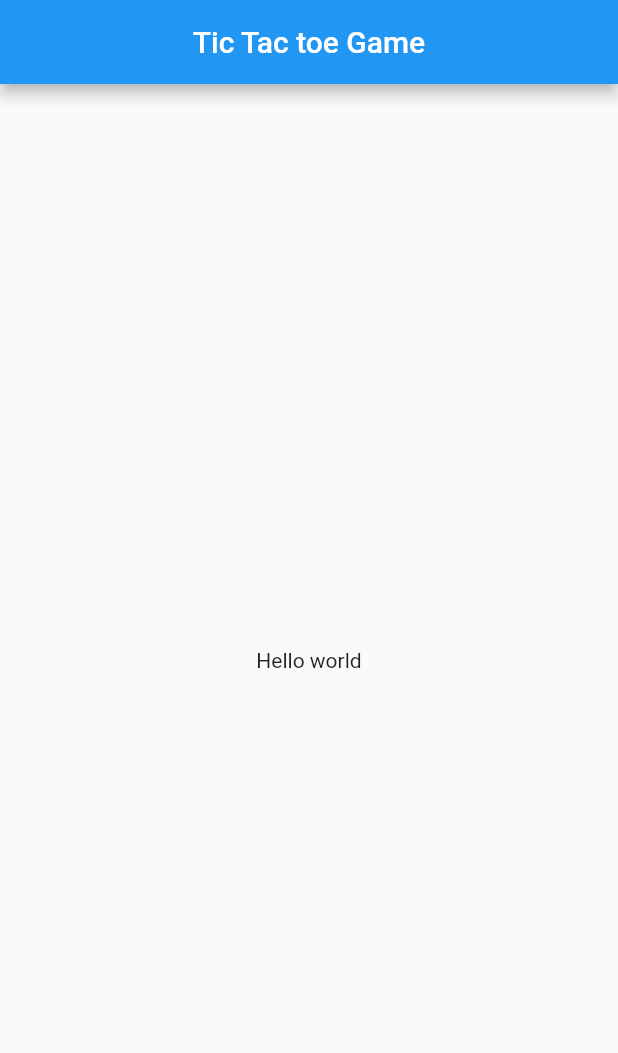
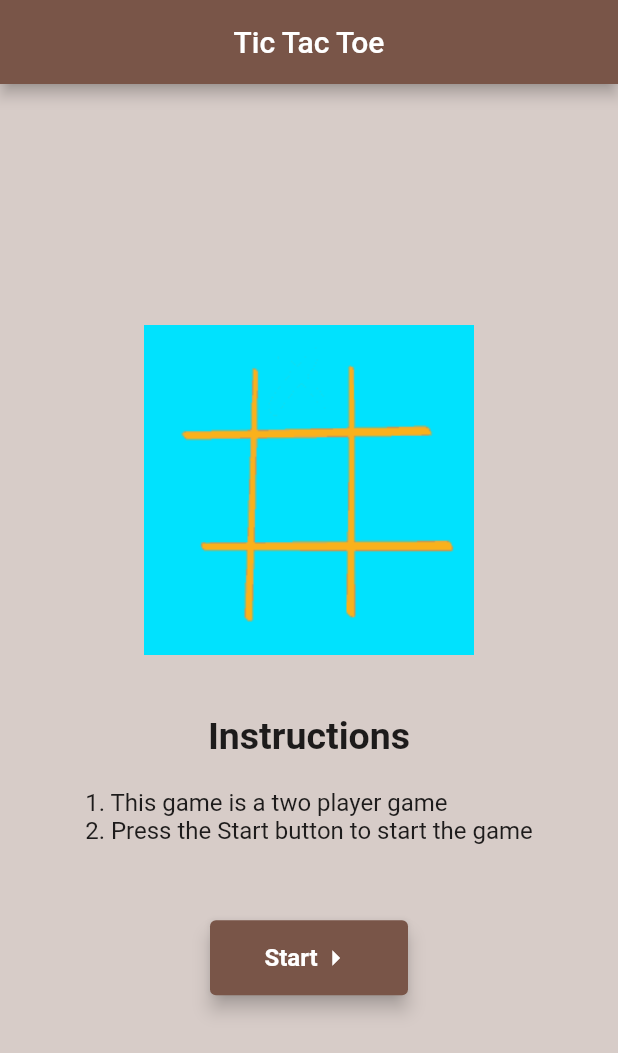
Before and after one commit to NIKHILG2019/tic_tac_toe_mcc_project, a Flutter app: the screen it shows after launch, on a phone screen of 412 x 824 dp. Shown: the top 1053 px of the screen. Run offline on Flutter 3.47's test engine with Material 2 defaults, Android fonts, the phone set to English and light mode, and no system bars.

Commit message:
Homepage Update 1. Setting the Title in the AppBar also keeping it in center position. 2. Setting the App color theme to brown 3. Changing the background color to light brown 4. Added Gif , instruction and Button to the Homepage. 5. Alignment of all the widgets in the HomePage

```diff
--- a/lib/main.dart
+++ b/lib/main.dart
@@ -9,10 +9,11 @@ class MyApp extends StatelessWidget {
   Widget build(BuildContext context) {
     return MaterialApp(
       title: 'Tic Tac toe Game',
+      debugShowCheckedModeBanner: false,
       theme: ThemeData(
-        primarySwatch: Colors.blue,
+        primarySwatch: Colors.brown,
       ),
-      home: MyHomePage(title: 'Tic Tac toe Game'),
+      home: MyHomePage(title: 'Tic Tac Toe'),
     );
   }
 }
@@ -29,15 +30,44 @@ class MyHomePage extends StatefulWidget {
 class _MyHomePageState extends State<MyHomePage> {
   @override
   Widget build(BuildContext context) {
-
+    final ButtonStyle startButton = ElevatedButton.styleFrom(elevation: 5,minimumSize: Size(100, 50));
     return Scaffold(
       appBar: AppBar(
         title: Text(widget.title),
         centerTitle: true,
       ),
-      body: Center(
-        child:Text("Hello world")
-      ),
-    );
+      body: Container(
+        color: Colors.brown[100],
+          child:Center(
+        child: Column(
+          mainAxisAlignment: MainAxisAlignment.center,
+            children:[
+              Image.asset('assets/tic_tac_toe.gif'),
+              Container(
+                padding: EdgeInsets.only(top:40),
+              child:Text("Instructions",style: TextStyle(fontSize: 25,fontWeight: FontWeight.bold ))),
+              Container(
+                padding: EdgeInsets.only(bottom: 50,top: 20),
+                  child:Center(child:Column(
+                children: [
+                  Text("1. This game is a two player game",style: TextStyle(fontSize: 16),),
+                  Text("2. Press the Start button to start the game",style: TextStyle(fontSize: 16)),
+        ],
+          mainAxisAlignment: MainAxisAlignment.center,
+          crossAxisAlignment: CrossAxisAlignment.start,
+        ))
+        ),
+        ElevatedButton(
+          style: startButton,
+          onPressed: (){},
+          child: Container(
+            height: 50,
+              width: 100,
+              child: Row(
+              mainAxisAlignment: MainAxisAlignment.center,
+              children:[Text("Start",style: TextStyle(fontWeight: FontWeight.bold,fontSize: 16)),Icon(Icons.arrow_right_outlined)])),
+        ),
+    ]))
+    ));
   }
 }
--- a/pubspec.yaml
+++ b/pubspec.yaml
@@ -45,8 +45,8 @@ flutter:
   uses-material-design: true
 
   # To add assets to your application, add an assets section, like this:
-  # assets:
-  #   - images/a_dot_burr.jpeg
+  assets:
+    - assets/tic_tac_toe.gif
   #   - images/a_dot_ham.jpeg
 
   # An image asset can refer to one or more resolution-specific "variants", see
```
Also changed, not shown: assets/tic_tac_toe.gif (added).
